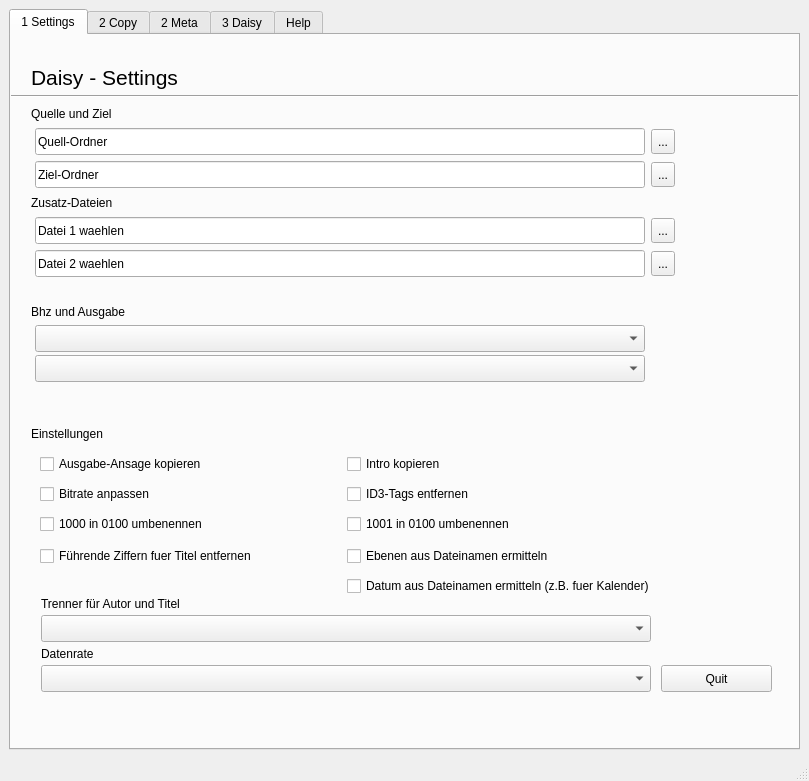
xpilgrim/daisy-creator-magazin, file daisy_creator_mag.ui: the form before one commit.
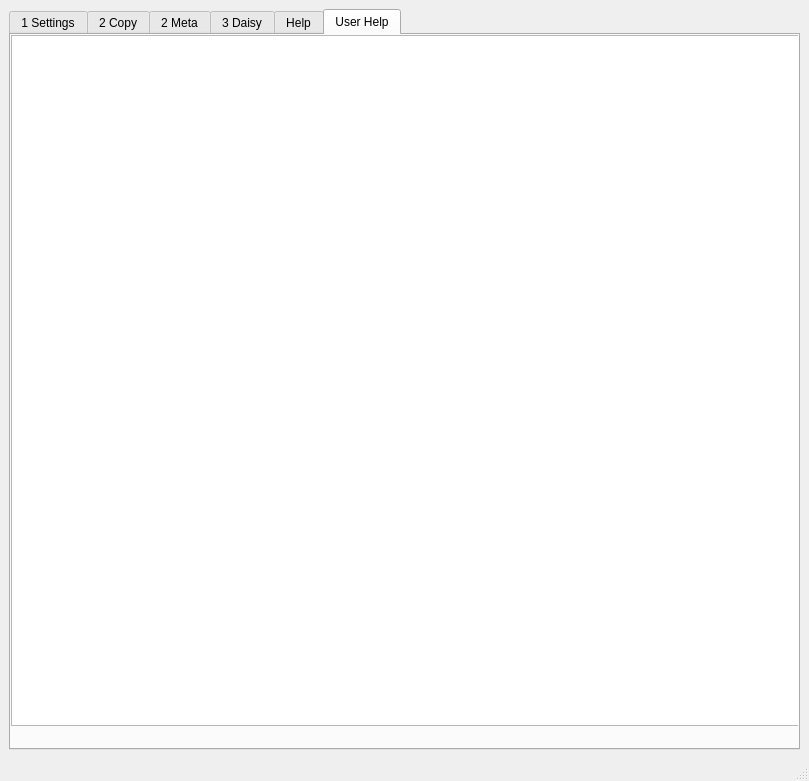
The form after the commit. The open tabs and pages were chosen to show the change.

Commit message: added user help file

Diff of the .ui file:
```diff
--- a/daisy_creator_mag.ui
+++ b/daisy_creator_mag.ui
@@ -969,6 +969,21 @@
         </property>
        </widget>
       </widget>
+      <widget class="QWidget" name="tab_6">
+       <attribute name="title">
+        <string>User Help</string>
+       </attribute>
+       <widget class="QTextEdit" name="textEditUserHelp">
+        <property name="geometry">
+         <rect>
+          <x>0</x>
+          <y>0</y>
+          <width>791</width>
+          <height>691</height>
+         </rect>
+        </property>
+       </widget>
+      </widget>
      </widget>
     </item>
    </layout>
```
The commit also changes 3 other files.
